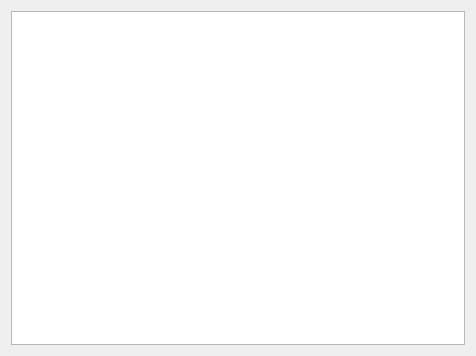
Above: main.ui from swk-64/coffee before the change. Below: the same form after it.
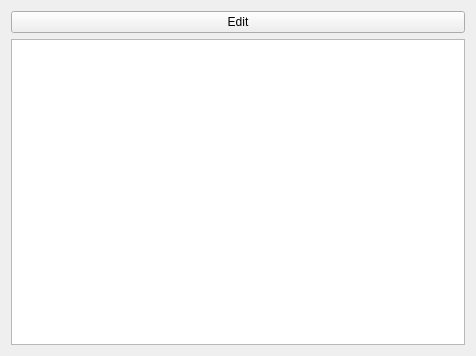
That is the form after the change.

Commit message: Добавить возможность создавать и редактировать записи

The edit to the form file:
```diff
--- a/main.ui
+++ b/main.ui
@@ -14,6 +14,13 @@
    <string>Form</string>
   </property>
   <layout class="QVBoxLayout" name="verticalLayout">
+   <item>
+    <widget class="QPushButton" name="editButton">
+     <property name="text">
+      <string>Edit</string>
+     </property>
+    </widget>
+   </item>
    <item>
     <widget class="QTableWidget" name="tableWidget">
      <property name="editTriggers">
```
The commit also changes 2 other files.
